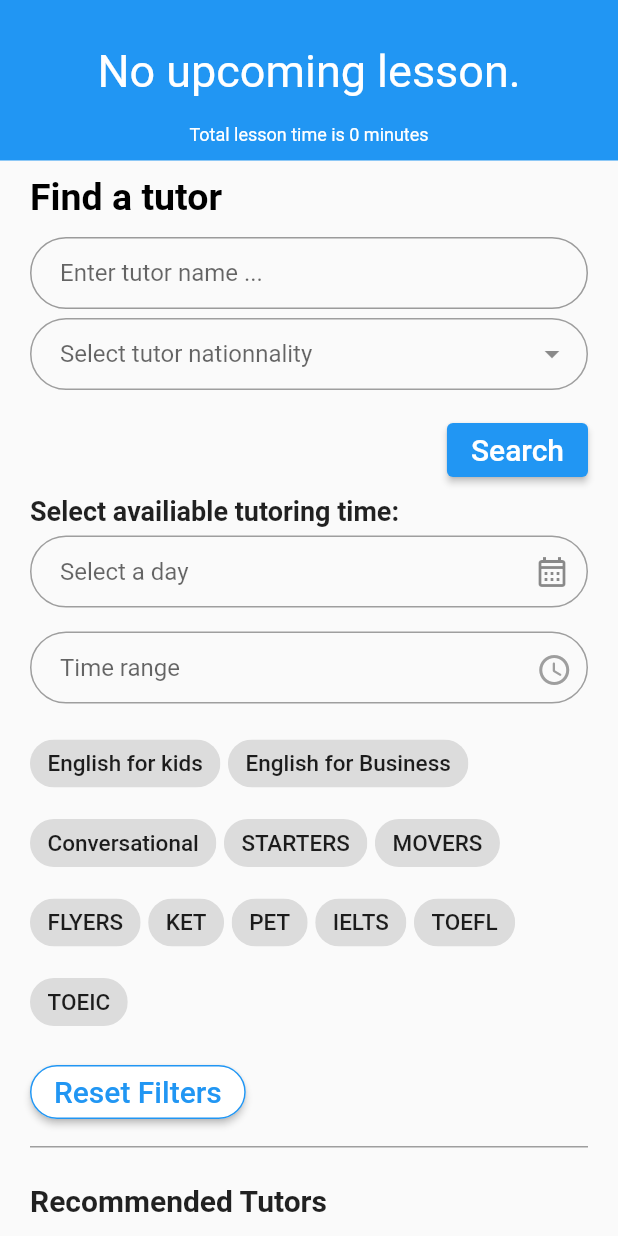
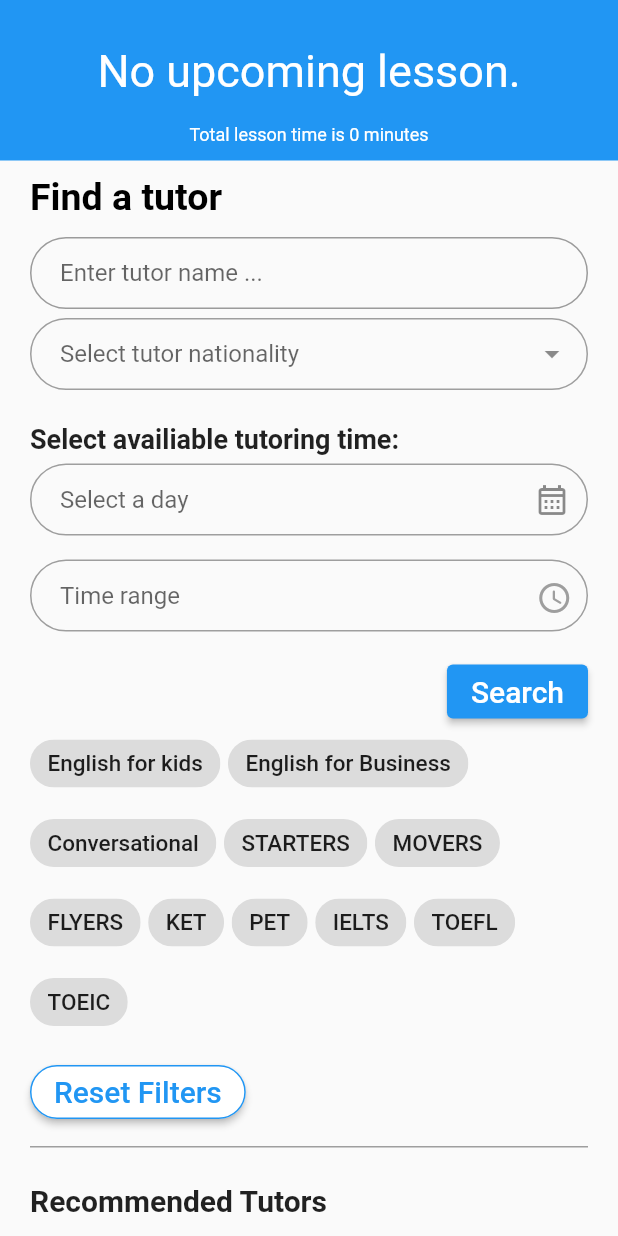
Before and after one commit to TranNgocVy/lectutor, a Flutter app: the TeacherListPage widget shown alone on an empty page, opened directly, after a tap on "Search", on a phone screen of 412 x 824 dp. Run offline on Flutter 3.47's test engine with Material 2 defaults, Android fonts, the phone set to English and light mode, and no system bars; drawn by our look-alikes of dropdown_search; our stand-ins replace chewie, dio, file_picker, flutter_countdown_timer, flutter_svg_provider, video_player; missing offline and left inert: flutter_facebook_auth, flutter_pdfview, jitsi_meet_wrapper, time_range_picker; generated files the repository leaves out were written again; network calls fail.

Commit message:
final: search teacher

```diff
--- a/lectutor/lib/config/const.dart
+++ b/lectutor/lib/config/const.dart
@@ -1,7 +1,7 @@
 class Const {
   static int perPage = 9;
   static int perPageLarge = 50;
-  static String token = "eyJhbGciOiJIUzI1NiIsInR5cCI6IkpXVCJ9.eyJzdWIiOiJmNTY5YzIwMi03YmJmLTQ2MjAtYWY3Ny1lY2MxNDE5YTZiMjgiLCJpYXQiOjE2NzI3NTQ4MzIsImV4cCI6MTY3Mjg0MTIzMiwidHlwZSI6ImFjY2VzcyJ9.GO49mG60D8BRkU9fG0Mc2QdK426nVkrxKGzCg42s3Zo";
+  static String token = "eyJhbGciOiJIUzI1NiIsInR5cCI6IkpXVCJ9.eyJzdWIiOiIyOTRjZGEwZS01NWEwLTQwM2EtOWZhNy02NjkxODgxY2Y1YmEiLCJpYXQiOjE2NzI4NDE3NTEsImV4cCI6MTY3MjkyODE1MSwidHlwZSI6ImFjY2VzcyJ9.g2XNLcGnuulk_PVM-gGrkYsLsKG4qUErgc-2Jobq-9k";
   static DateTime time = DateTime(1970, 1,1,7,0,0,0,0);
   static List<String> weekday = ["Mon", "Tue", "Wed", "Thu", "Fri", "Sat","Sun"];
   static List<String> months = ["Jan", "Feb", "Mar", "Apr", "May", "Jun", "Jul", "Aug", "Sep", "Oct", "Nov", "Dec"];
--- a/lectutor/lib/handle/teacher.dart
+++ b/lectutor/lib/handle/teacher.dart
@@ -27,13 +27,12 @@ Future <dynamic> getTeacherList(BuildContext context, int page) async{
   return null;
 }
 
-Future <List<Tutor>> searchTeacher(String token, int page, int perPage, {String name = "", List<String> nationnality = const [], List<String> specialities = const []}) async{
+Future <List<Tutor>> searchTeacher(String token, int page, int perPage, {String name = "", List<String> nationality = const [], String date = "", String time = "", List<String> specialities = const []}) async{
   var dio = Dio();
   List<Tutor> list = [];
   List<String> spec = [];
   for(int i = 0; i< specialities.length; i++){
     for(int j = 0; j < ConstVar.topicList.length; j ++){
-      print("${ConstVar.topicList[j].name} = ${specialities[i]}");
       if(ConstVar.topicList[j].name == specialities[i]){
         spec.add(ConstVar.topicList[j].key!);
         continue;
@@ -46,7 +45,47 @@ Future <List<Tutor>> searchTeacher(String token, int page, int perPage, {String
       }
     }
   }
-  print(specialities);
+  dynamic _date = null;
+  dynamic _time = [null, null];
+  dynamic _nationality = {};
+  if(date != ""){
+    var dateList = date.split("-");
+    _date = DateTime(int.parse(dateList[0]), int.parse(dateList[1]),int.parse(dateList[2]));
+
+    if(time != ""){
+      int startHour = int.parse(time.split(" --> ")[0].split(":")[0]);
+      int startMinute = int.parse(time.split(" --> ")[0].split(":")[1]);
+      int endHour = int.parse(time.split(" --> ")[1].split(":")[0]);
+      int endMinute = int.parse(time.split(" --> ")[1].split(":")[1]);
+
+      int startTime = DateTime(_date).millisecondsSinceEpoch + (startHour * 60 + startMinute) * 60 * 1000;
+      int endTime = DateTime(_date).millisecondsSinceEpoch + (endHour * 60 + endMinute) * 60 * 1000;
+      _time = [startTime, endTime];
+    }
+  }
+  if(nationality.length >  0 && nationality.length < 3){
+    if(nationality.contains("Foreign Tutor")){
+      if(nationality.length == 1){
+        _nationality = {"isNative": false, "isVietNamese": false};
+      }
+      else {
+        if (nationality.contains("Vietnamese Tutor")) {
+          _nationality = {"isNative": false};
+        }
+        else {
+          _nationality = {"isVietNamese": false};
+        }
+      }
+    }
+    else{
+      if (nationality.contains("Vietnamese Tutor")) {
+        _nationality["isVietNamese"] = true;
+      }
+      if (nationality.contains("Native English Tutor")) {
+        _nationality["isNative"] = true;
+      }
+    }
+  }
 
   try{
     // dio.options.headers["Authorization"] = "Bearer ${context.watch<Tokens>().access.token}";
@@ -58,7 +97,10 @@ Future <List<Tutor>> searchTeacher(String token, int page, int perPage, {String
       "perPage": perPage,
       "search": name,
       "filters": {
-        "specialties": spec,
+        "date": _date,
+        "nationality": _nationality,
+        "tutoringTimeAvailable": _time,
+        "specialties": spec
       },
     });
 
--- a/lectutor/lib/view/teacher/teacherList.dart
+++ b/lectutor/lib/view/teacher/teacherList.dart
@@ -65,6 +65,8 @@ class _TeacherListPage extends State<TeacherListPage> {
   TimeOfDay initS = TimeOfDay(hour: 7, minute: 0);
   TimeOfDay initE = TimeOfDay(hour: 8, minute: 0);
   DateTime selectedDate = DateTime.now();
+
+  List<String> nationality = [];
 
   _selectDate(BuildContext context) async {
     DateTime? picked = await showDatePicker(
@@ -252,8 +254,6 @@ class _TeacherListPage extends State<TeacherListPage> {
                               ),
                               onPressed: ()async {
                                 String room = "${nextbookingList[0].userId}-${nextbookingList[0].scheduleDetailInfo!.scheduleInfo.tutorId!}";
-                                print("room $room");
-                                // print("name ${context.read()<User>().name}");
 
                                 await VideoCall.videoCall(ConstVar.meetServer, room, "Phhaiii", "student@lettutor.com");
                               },
@@ -341,12 +341,13 @@ class _TeacherListPage extends State<TeacherListPage> {
                                         borderSide: BorderSide(width: 1, color: Colors.blue),
                                         borderRadius: BorderRadius.all(Radius.circular(50)),
                                       ),
-                                      hintText: 'Select tutor nationnality',
+                                      hintText: 'Select tutor nationality',
                                     ),
                                   ),
                                   // selectedItems: ['Item1', 'Item2'],
                                   onChanged: (val) {
                                     setState(() {
+                                      nationality = val;
                                       _ntFocus.requestFocus();
                                     });
                                   },
@@ -355,36 +356,7 @@ class _TeacherListPage extends State<TeacherListPage> {
                           ),
                         ),
                         SizedBox(height: ConstVar.minspace),
-                        Row(
-                          mainAxisAlignment: MainAxisAlignment.end,
-                          children: [
 
-                            ElevatedButton(
-
-                              onPressed: () async{
-                                _nameFocus.unfocus();
-                                final data = await searchTeacher(Const.token, selectId, Const.perPage, name: _nameController.text, nationnality:[],specialities:specialities);
-                                setState((){
-                                  tutorList = data;
-                                  countTotal = tutorList.length!;
-                                });
-                              },
-                              child: const Text(
-                                'Search',
-                                style: TextStyle(
-                                    color: Colors.white,
-                                    // fontWeight: FontWeight.bold,
-                                    fontSize: 20
-                                ),
-                              ),
-                              style: ButtonStyle(
-                                // backgroundColor: Colors.blue,
-                                backgroundColor: MaterialStatePropertyAll<Color>(Colors.blue),
-                              ),
-                            ),
-
-                          ],
-                        ),
                         SizedBox(height: ConstVar.minspace),
                         Text(
                           "Select availiable tutoring time:",
@@ -533,7 +505,36 @@ class _TeacherListPage extends State<TeacherListPage> {
                           ),
                         ),
                         SizedBox(height: ConstVar.minspace),
+                        Row(
+                          mainAxisAlignment: MainAxisAlignment.end,
+                          children: [
 
+                            ElevatedButton(
+
+                              onPressed: () async{
+                                _nameFocus.unfocus();
+                                final data = await searchTeacher(Const.token, selectId, Const.perPage, name: _nameController.text, nationality:nationality,date: _dController.text, time: _tController.text,specialities:specialities);
+                                setState((){
+                                  tutorList = data;
+                                  countTotal = tutorList.length!;
+                                });
+                              },
+                              child: const Text(
+                                'Search',
+                                style: TextStyle(
+                                    color: Colors.white,
+                                    // fontWeight: FontWeight.bold,
+                                    fontSize: 20
+                                ),
+                              ),
+                              style: ButtonStyle(
+                                // backgroundColor: Colors.blue,
+                                backgroundColor: MaterialStatePropertyAll<Color>(Colors.blue),
+                              ),
+                            ),
+
+                          ],
+                        ),
                         Wrap(
                           runSpacing: 5,
                           spacing: 5,
@@ -1011,7 +1012,7 @@ class _TeacherListPage extends State<TeacherListPage> {
             }
           });
 
-          final data = await searchTeacher(Const.token, selectId, Const.perPage, name: _nameController.text, nationnality:[],specialities:specialities);
+          final data = await searchTeacher(Const.token, selectId, Const.perPage, name: _nameController.text, nationality:nationality, date:_dController.text, time:  _tController.text, specialities:specialities);
           setState((){
             tutorList = data;
             countTotal = tutorList.length!;
```
